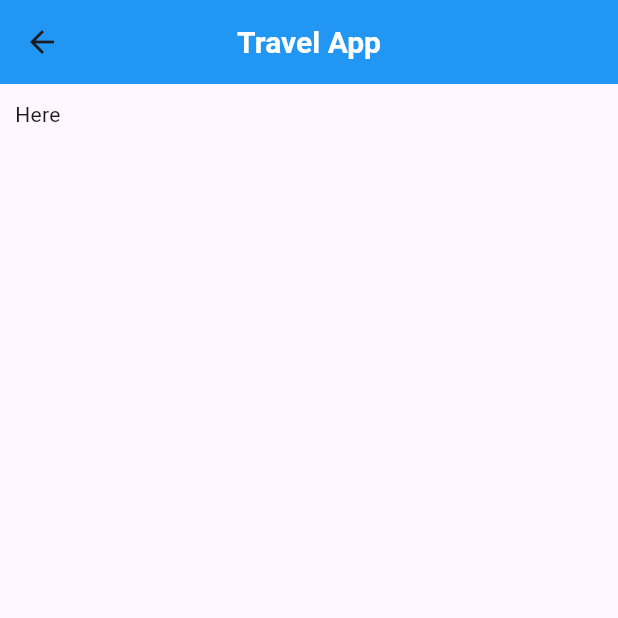
After one commit to lahoylaa/Tavel-App, a Flutter app: the Food screen opened directly, on a phone screen of 412 x 824 dp, the top half of it. The commit adds this screen. Run offline on Flutter 3.47's test engine with Material 3 defaults, Android fonts, the phone set to English and light mode, and no system bars; missing offline and left inert: mongo_dart.

Commit message:
Cleaned up code for easier readibility

```diff
--- /dev/null
+++ b/cis350_travel_app/lib/food.dart
@@ -0,0 +1,45 @@
+import 'package:flutter/material.dart';
+
+class Food extends StatefulWidget {
+  const Food({super.key});
+
+  @override
+  _myFoodState createState() => _myFoodState();
+}
+
+class _myFoodState extends State<Food> {
+  @override
+  Widget build(BuildContext context) {
+    return Scaffold(
+
+      appBar: AppBar(
+        title: const Text(
+          'Travel App',
+            style: TextStyle(
+              color: Colors.white,
+              fontSize: 20.0,
+              fontWeight: FontWeight.bold,
+            )),
+        backgroundColor: Colors.blue,
+        centerTitle: true,
+      ),
+
+      body: const putTextCenter(),
+    );
+  }
+}
+
+class putTextCenter extends StatelessWidget{
+  const putTextCenter({super.key});
+
+   @override
+  Widget build(BuildContext context){
+    return const Column(
+      children: [
+        Padding(
+          padding: EdgeInsets.all(10),
+          child: Text('Here')),
+      ],
+    );
+  }
+}
--- a/cis350_travel_app/lib/server.dart
+++ b/cis350_travel_app/lib/server.dart
@@ -1,9 +1,10 @@
-import 'dart:developer';
 import 'package:mongo_dart/mongo_dart.dart';
 
+/* Class to store databse functions */
 class MongoDatabase {
+  /* Databse URI */
   static String database =
-      'mongodb+srv://imbabyfat:CIS350_Travel_App@travelapp.kqkinpi.mongodb.net/TravelApp?retryWrites=true&w=majority';
+  'mongodb+srv://imbabyfat:CIS350_Travel_App@travelapp.kqkinpi.mongodb.net/TravelApp?retryWrites=true&w=majority';
 
 /* Retrieves the location information based on user input */
   static Future<List<Map<String, dynamic>>?> getLocation(String location) async {
```
Also changed, not shown: cis350_travel_app/lib/home.dart (+24 -4 lines), cis350_travel_app/lib/location.dart (+21 -5 lines), cis350_travel_app/lib/main.dart (+36 -38 lines), cis350_travel_app/lib/signup.dart (+49 -15 lines).
